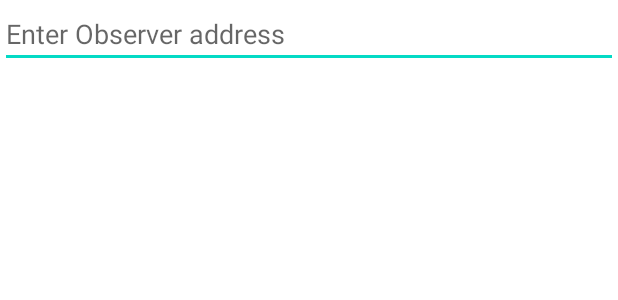
After one commit to TeamGleason/SpeakFaster, an Android app: the layout server_address_dialog.xml on its own in the app's theme, with its tools: preview values and no code run, on a phone screen of 412 x 824 dp. The commit adds this screen. Shown: the top 300 px of the screen. Run offline under Robolectric (Android 15) with nearby library versions, the phone set to English and light mode, and no system bars.

Commit message:
Add options menu and dialog for setting server address

```diff
--- a/android/BLEScanner/app/build.gradle
+++ b/android/BLEScanner/app/build.gradle
@@ -29,8 +29,8 @@ android {
 
 dependencies {
     implementation 'androidx.appcompat:appcompat:1.2.0'
+    implementation 'androidx.constraintlayout:constraintlayout:2.0.4'
     implementation 'com.google.android.material:material:1.3.0'
-    implementation 'androidx.constraintlayout:constraintlayout:2.0.4'
     implementation 'com.google.code.gson:gson:2.8.9'
     implementation "com.google.guava:guava:31.0.1-android"
     testImplementation 'junit:junit:4.+'
--- /dev/null
+++ b/android/BLEScanner/app/src/main/res/layout/server_address_dialog.xml
@@ -0,0 +1,13 @@
+<?xml version="1.0" encoding="utf-8"?>
+<FrameLayout xmlns:android="http://schemas.android.com/apk/res/android"
+    android:layout_width="match_parent"
+    android:layout_height="wrap_content">
+
+    <AutoCompleteTextView
+        android:id="@+id/observer_address_input"
+        android:layout_width="match_parent"
+        android:layout_height="wrap_content"
+        android:hint="Enter Observer address"
+        android:imeOptions="actionDone" />
+
+</FrameLayout>
--- /dev/null
+++ b/android/BLEScanner/app/src/main/res/menu/main_options_menu.xml
@@ -0,0 +1,5 @@
+<?xml version="1.0" encoding="utf-8"?>
+<menu xmlns:android="http://schemas.android.com/apk/res/android">
+    <item android:id="@+id/set_observer_address"
+        android:title="Set Observer address" />
+</menu>
```
Also changed, not shown: android/BLEScanner/app/src/main/java/org/teamgleason/speakfaster/BleScanService.java (+18 -3 lines), android/BLEScanner/app/src/main/java/org/teamgleason/speakfaster/MainActivity.java (+54 -1 lines), android/BLEScanner/app/src/main/res/layout/activity_main.xml (+13 -2 lines).
